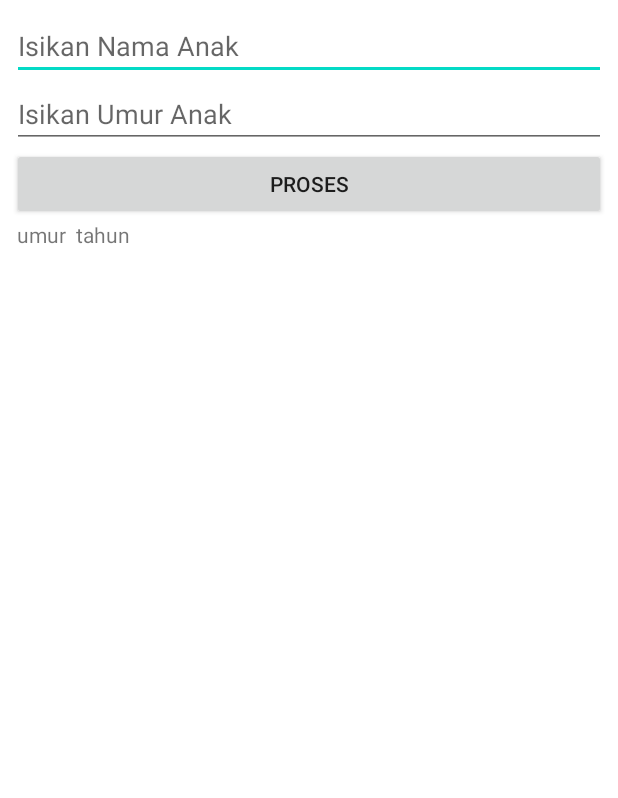
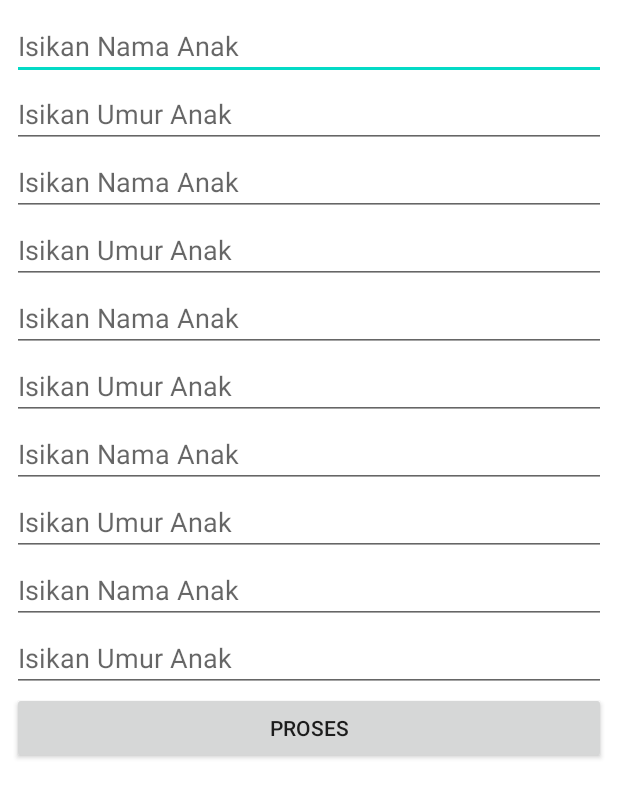
Before and after one commit to rafiraharjo/AdvancedWidget1, an Android app: the MainActivity screen opened directly, with no data from a screen before it, after a tap on "PROSES", on a phone screen of 412 x 824 dp. Shown: the top 798 px of the screen. Run offline under Robolectric (Android 15) with nearby library versions, the phone set to English and light mode, and no system bars.

Commit message:
Widget Programming Part 2

```diff
--- a/app/src/main/java/id/sch/smktelkom_mlg/learn/advancedwidget1/MainActivity.java
+++ b/app/src/main/java/id/sch/smktelkom_mlg/learn/advancedwidget1/MainActivity.java
@@ -16,16 +16,8 @@ public class MainActivity extends AppCompatActivity {
         super.onCreate(savedInstanceState);
         setContentView(R.layout.activity_main);
 
-        LinearLayout llMain = (LinearLayout) findViewById(R.id.linearLayoutMain);
-
-        final EditText etNama = new EditText(this);
-        llMain.addView(etNama);
-        etNama.setHint("Isikan Nama Anak");
-
-        final EditText etUmur = new EditText(this);
-        llMain.addView(etUmur);
-        etUmur.setHint("Isikan Umur Anak");
-        etUmur.setInputType(InputType.TYPE_CLASS_NUMBER);
+        final LinearLayout llMain = (LinearLayout) findViewById(R.id.linearLayoutMain);
+        addEditText(llMain);
 
         Button bProses = new Button(this);
         bProses.setText("Proses");
@@ -36,10 +28,43 @@ public class MainActivity extends AppCompatActivity {
         bProses.setOnClickListener(new View.OnClickListener() {
             @Override
             public void onClick(View view) {
-                String nama = etNama.getText().toString();
-                String umur = etUmur.getText().toString();
-                tvHasil.setText(nama + " umur " + umur + " tahun");
+                doProses(llMain);
             }
         });
     }
+
+    private void addEditText(LinearLayout llMain) {
+        for (int i = 1; i <= 5; i++) {
+
+            final EditText etNama = new EditText(this);
+            llMain.addView(etNama);
+            etNama.setHint("Isikan Nama Anak");
+
+            final EditText etUmur = new EditText(this);
+            llMain.addView(etUmur);
+            etUmur.setHint("Isikan Umur Anak");
+            etUmur.setInputType(InputType.TYPE_CLASS_NUMBER);
+        }
+
+    }
+
+    private void doProses(LinearLayout llMain) {
+        String hasil = "";
+        for (int i = 0; i < 5; i++) {
+
+            EditText etNama = (EditText) llMain.getChildAt(i * 2);
+            EditText etUmur = (EditText) llMain.getChildAt((i * 2) + 1);
+
+            String nama = etNama.getText().toString().trim();
+            String umur = etUmur.getText().toString();
+
+            if (umur.isEmpty())
+                umur = "0";
+            if (!nama.isEmpty())
+                hasil += "Anak ke-" + (i + 1) + ": " + nama + " umur " + umur + " tahun\n";
+        }
+        TextView tvHasil = (TextView) llMain.getChildAt(11);
+        tvHasil.setText(hasil);
+    }
+
 }
```
